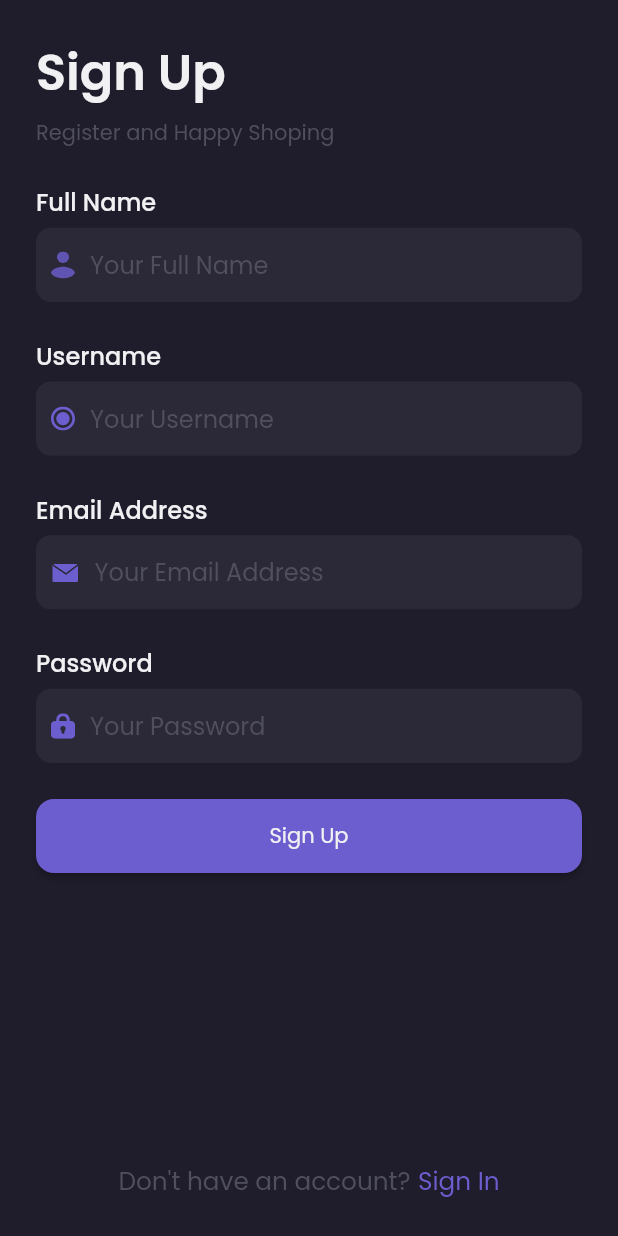
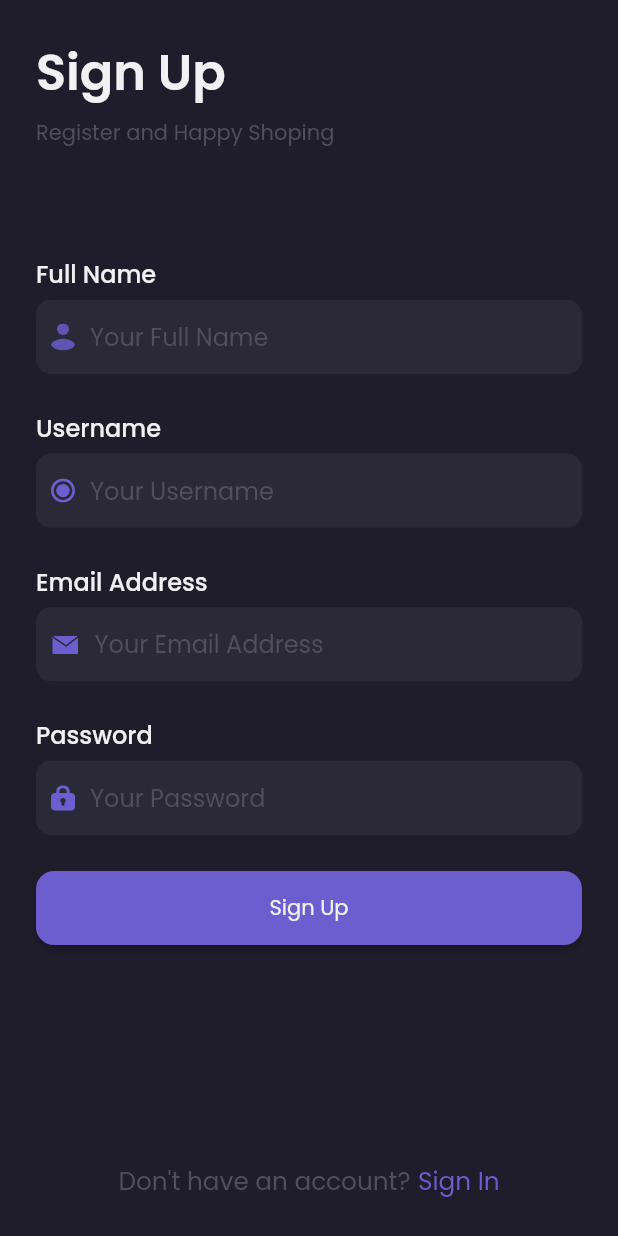
Before and after one commit to mhddedekyansyah/sneakers, a Flutter app: the screen it shows after launch, after a tap on "Sign Up", on a phone screen of 412 x 824 dp. Run offline on Flutter 3.47's test engine with Material 2 defaults, Android fonts, the phone set to English and light mode, and no system bars; our stand-ins replace carousel_slider, equatable, flutter_bloc, flutter_svg, google_fonts, sizer and 1 more.

Commit message:
modify signIn,SignUp page with split widget

```diff
--- a/lib/ui/pages/signIn_page.dart
+++ b/lib/ui/pages/signIn_page.dart
@@ -9,50 +9,42 @@ class SignIn extends StatelessWidget {
 
   @override
   Widget build(BuildContext context) {
-    return Scaffold(
-        backgroundColor: defaultBackground,
-        body: SafeArea(
-          child: Container(
-            width: 100.w,
-            height: 100.h,
-            padding: EdgeInsets.all(defaultPadding),
-            child: Stack(children: [
-              SingleChildScrollView(
-                  child: Column(
-                children: [
-                  const CustomHeader(
+    Widget header() {
+      return const CustomHeader(
         title: 'Sign In',
         subTitle: 'Sign In to Countinue',
-                  ),
-                  CustomFormField(
+      );
+    }
+
+    Widget emailInput() {
+      return CustomFormField(
         label: 'Email Address',
         hintText: 'Your Email Address',
         controller: emailController,
         assetIcon: 'assets/icons/ic_email.svg',
-                  ),
-                  SizedBox(
-                    height: defaultMargin,
-                  ),
-                  CustomFormField(
+      );
+    }
+
+    Widget passwordInput() {
+      return CustomFormField(
         label: 'Password',
         hintText: 'Your Password',
         controller: passwordController,
         assetIcon: 'assets/icons/ic_password.svg',
-                  ),
-                  SizedBox(
-                    height: defaultMargin,
-                  ),
-                  CustomButton(
+      );
+    }
+
+    Widget signInButton() {
+      return CustomButton(
         onPressed: () => Navigator.pushNamed(context, '/main-home'),
         label: 'Sign In',
         height: 6.h,
-                  ),
-                ],
-              )),
-              Positioned(
-                left: 0,
-                bottom: 0,
-                right: 0,
+      );
+    }
+
+    Widget footer() {
+      return Container(
+        margin: const EdgeInsets.only(bottom: 5),
         child: Row(
           mainAxisAlignment: MainAxisAlignment.center,
           children: [
@@ -72,9 +64,38 @@ class SignIn extends StatelessWidget {
             ),
           ],
         ),
-              )
-            ]),
+      );
+    }
+
+    return Scaffold(
+      backgroundColor: defaultBackground,
+      resizeToAvoidBottomInset: false,
+      body: SafeArea(
+        child: Container(
+          width: 100.w,
+          height: 100.h,
+          padding: EdgeInsets.all(defaultPadding),
+          child: Column(
+            children: [
+              header(),
+              SizedBox(
+                height: defaultMargin * 2,
               ),
-        ));
+              emailInput(),
+              SizedBox(
+                height: defaultMargin,
+              ),
+              passwordInput(),
+              SizedBox(
+                height: defaultMargin,
+              ),
+              signInButton(),
+              const Spacer(),
+              footer()
+            ],
+          ),
+        ),
+      ),
+    );
   }
 }
--- a/lib/ui/pages/signUp_page.dart
+++ b/lib/ui/pages/signUp_page.dart
@@ -11,70 +11,59 @@ class SignUp extends StatelessWidget {
       TextEditingController(text: '');
   @override
   Widget build(BuildContext context) {
-    return Scaffold(
-        backgroundColor: defaultBackground,
-        body: SafeArea(
-          child: Container(
-            color: defaultBackground,
-            width: 100.w,
-            height: 100.h,
-            padding: EdgeInsets.all(defaultPadding),
-            child: Stack(children: [
-              SingleChildScrollView(
-                  child: Column(
-                children: [
-                  const CustomHeader(
+    Widget header() {
+      return const CustomHeader(
         title: 'Sign Up',
         subTitle: 'Register and Happy Shoping',
-                  ),
-                  CustomFormField(
+      );
+    }
+
+    Widget fullnameInput() {
+      return CustomFormField(
         label: 'Full Name',
         hintText: 'Your Full Name',
         controller: nameController,
         assetIcon: 'assets/icons/ic_fullname.svg',
-                  ),
-                  SizedBox(
-                    height: defaultMargin,
-                  ),
-                  CustomFormField(
+      );
+    }
+
+    Widget usernameInput() {
+      return CustomFormField(
         label: 'Username',
         hintText: 'Your Username',
         controller: passwordController,
         assetIcon: 'assets/icons/ic_username.svg',
-                  ),
-                  SizedBox(
-                    height: defaultMargin,
-                  ),
-                  CustomFormField(
+      );
+    }
+
+    Widget emailInput() {
+      return CustomFormField(
         label: 'Email Address',
         hintText: 'Your Email Address',
         controller: emailController,
         assetIcon: 'assets/icons/ic_email.svg',
-                  ),
-                  SizedBox(
-                    height: defaultMargin,
-                  ),
-                  CustomFormField(
+      );
+    }
+
+    Widget passwordInput() {
+      return CustomFormField(
         label: 'Password',
         hintText: 'Your Password',
         controller: passwordController,
         assetIcon: 'assets/icons/ic_password.svg',
-                  ),
-                  SizedBox(
-                    height: defaultMargin,
-                  ),
-                  CustomButton(
+      );
+    }
+
+    Widget signUpButton() {
+      return CustomButton(
         onPressed: () {},
         label: 'Sign Up',
         height: 6.h,
-                  ),
-                ],
-              )),
-              Positioned(
-                left: 0,
-                bottom: 0,
-                right: 0,
-                child: Row(
+      );
+    }
+
+    Widget footer() {
+      return Row(
         mainAxisAlignment: MainAxisAlignment.center,
         children: [
           Text(
@@ -92,10 +81,46 @@ class SignUp extends StatelessWidget {
             ),
           ),
         ],
+      );
+    }
+
+    return Scaffold(
+      backgroundColor: defaultBackground,
+      body: SafeArea(
+        child: Container(
+          color: defaultBackground,
+          width: 100.w,
+          height: 100.h,
+          padding: EdgeInsets.all(defaultPadding),
+          child: Column(
+            children: [
+              header(),
+              SizedBox(
+                height: defaultMargin * 2,
               ),
-              )
-            ]),
+              fullnameInput(),
+              SizedBox(
+                height: defaultMargin,
               ),
-        ));
+              usernameInput(),
+              SizedBox(
+                height: defaultMargin,
+              ),
+              emailInput(),
+              SizedBox(
+                height: defaultMargin,
+              ),
+              passwordInput(),
+              SizedBox(
+                height: defaultMargin,
+              ),
+              signUpButton(),
+              const Spacer(),
+              footer()
+            ],
+          ),
+        ),
+      ),
+    );
   }
 }
```
Lines whose indentation alone changed are shown as unchanged.
